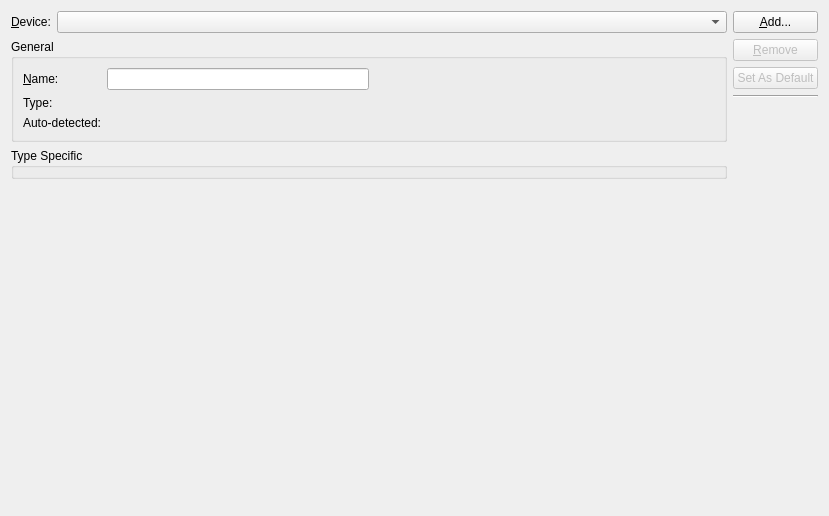
Qt form src/plugins/projectexplorer/devicesupport/devicesettingswidget.ui (qt-creator/qt-creator) before a commit.
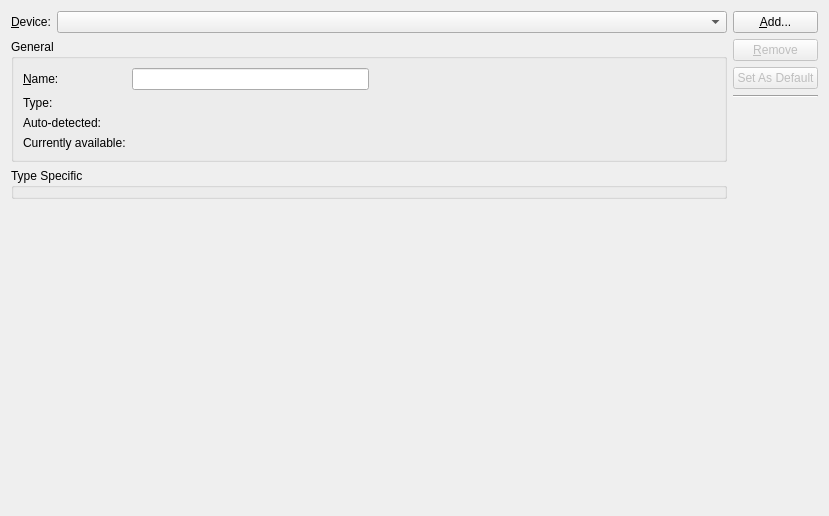
The same form after that commit.

Commit message: Device support: Show availability in settings widget.

The edit to the form file:
```diff
--- a/src/plugins/projectexplorer/devicesupport/devicesettingswidget.ui
+++ b/src/plugins/projectexplorer/devicesupport/devicesettingswidget.ui
@@ -95,6 +95,16 @@
             </property>
            </widget>
           </item>
+          <item row="3" column="0">
+           <widget class="QLabel" name="availableKeyLabel">
+            <property name="text">
+             <string>Currently available:</string>
+            </property>
+           </widget>
+          </item>
+          <item row="3" column="1">
+           <widget class="QLabel" name="availableValueLabel"/>
+          </item>
          </layout>
         </item>
         <item>
```
The commit also changes 1 other file.
